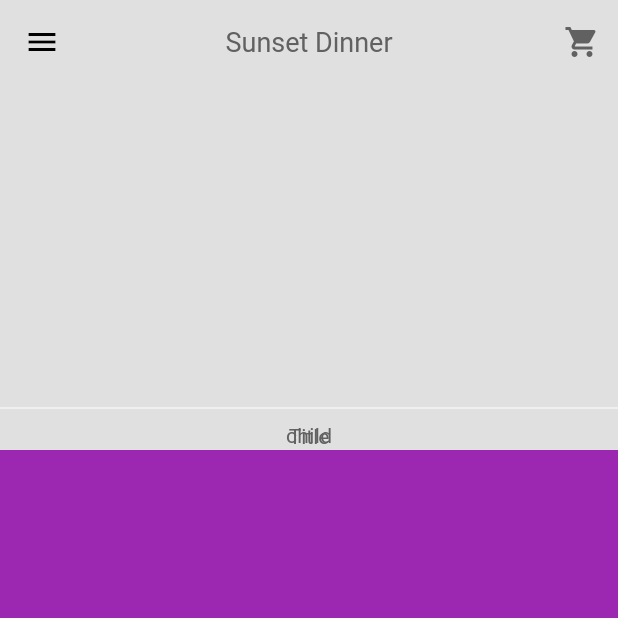
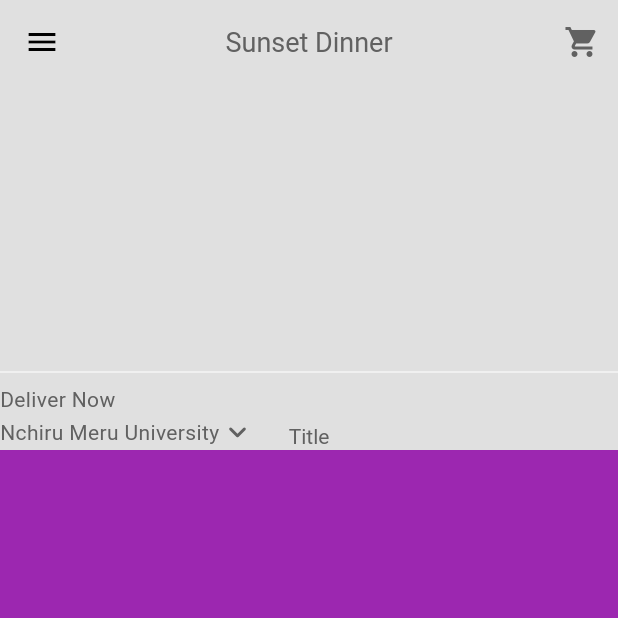
Before and after one commit to ShadrackOngera/food_delivery, a Flutter app: the HomePage screen opened directly, on a phone screen of 412 x 824 dp, the top half of it. Run offline on Flutter 3.47's test engine with Material 3 defaults, Android fonts, the phone set to English and light mode, and no system bars.

Commit message:
alert dialog on location

```diff
--- a/lib/pages/home_page.dart
+++ b/lib/pages/home_page.dart
@@ -1,4 +1,5 @@
 import 'package:flutter/material.dart';
+import 'package:food_delivery/widgets/my_current_location.dart';
 import 'package:food_delivery/widgets/my_drawer.dart';
 import 'package:food_delivery/widgets/my_sliver_appbar.dart';
 import 'package:food_delivery/widgets/primary_text.dart';
@@ -18,19 +19,14 @@ class _HomePageState extends State<HomePage> {
       body: NestedScrollView(
         headerSliverBuilder: (context, innerBoxIsScrolled) => [
           MySliverAppbar(
-            child: SafeArea(
             child: Column(
               mainAxisAlignment: MainAxisAlignment.end,
               children: [
                 Divider(
                   color: Theme.of(context).colorScheme.secondary,
                 ),
-                  PrimaryText(
-                    text: 'child',
-                    color: Theme.of(context).colorScheme.inversePrimary,
-                  ),
+                MyCurrentLocation(),
               ],
-              ),
             ),
             titleWidget: PrimaryText(
               text: 'Title',
--- a/lib/widgets/my_current_location.dart
+++ b/lib/widgets/my_current_location.dart
@@ -0,0 +1,67 @@
+import 'package:flutter/material.dart';
+import 'package:food_delivery/widgets/primary_text.dart';
+
+class MyCurrentLocation extends StatelessWidget {
+  const MyCurrentLocation({super.key});
+
+  void openLocationSearchBox(BuildContext context) {
+    showDialog(
+      context: context,
+      builder: (context) => AlertDialog(
+        title: PrimaryText(
+          text: 'Your Location',
+          color: Theme.of(context).colorScheme.inversePrimary,
+        ),
+        content: TextField(
+          decoration: InputDecoration(
+            hintText: 'Search Address',
+          ),
+        ),
+        actions: [
+          MaterialButton(
+            onPressed: () => Navigator.pop(context),
+            child: PrimaryText(
+              text: 'Cancel',
+              color: Theme.of(context).colorScheme.inversePrimary,
+            ),
+          ),
+          MaterialButton(
+            onPressed: () => Navigator.pop(context),
+            child: PrimaryText(
+              text: 'Save',
+              color: Theme.of(context).colorScheme.inversePrimary,
+            ),
+          ),
+        ],
+      ),
+    );
+  }
+
+  @override
+  Widget build(BuildContext context) {
+    return Column(
+      crossAxisAlignment: CrossAxisAlignment.start,
+      children: [
+        PrimaryText(
+          text: 'Deliver Now',
+          color: Theme.of(context).colorScheme.inversePrimary,
+        ),
+        GestureDetector(
+          onTap: () => openLocationSearchBox(context),
+          child: Row(
+            children: [
+              PrimaryText(
+                text: 'Nchiru Meru University',
+                color: Theme.of(context).colorScheme.inversePrimary,
+              ),
+              Icon(
+                Icons.keyboard_arrow_down_rounded,
+                color: Theme.of(context).colorScheme.inversePrimary,
+              ),
+            ],
+          ),
+        ),
+      ],
+    );
+  }
+}
```
Lines whose indentation alone changed are shown as unchanged.
